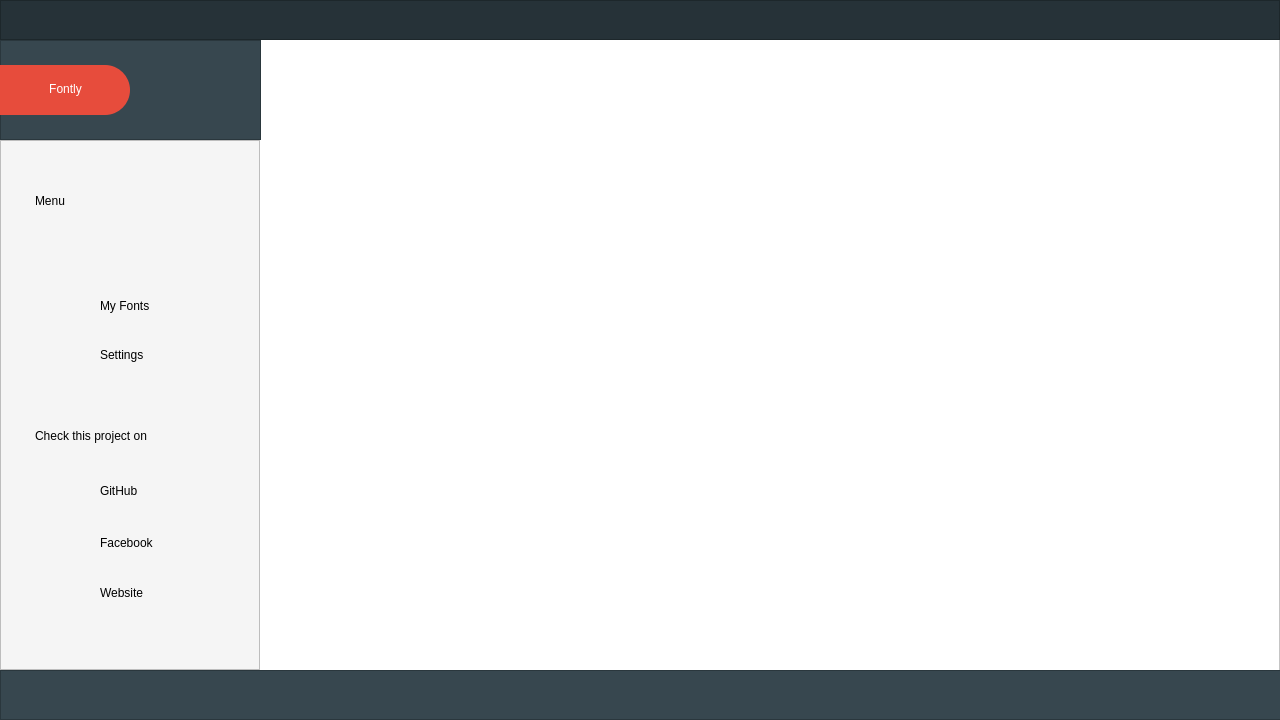
This is source/fontly.ui in letelete/Fontly as Qt 5 draws it before an edit. The edited form follows.
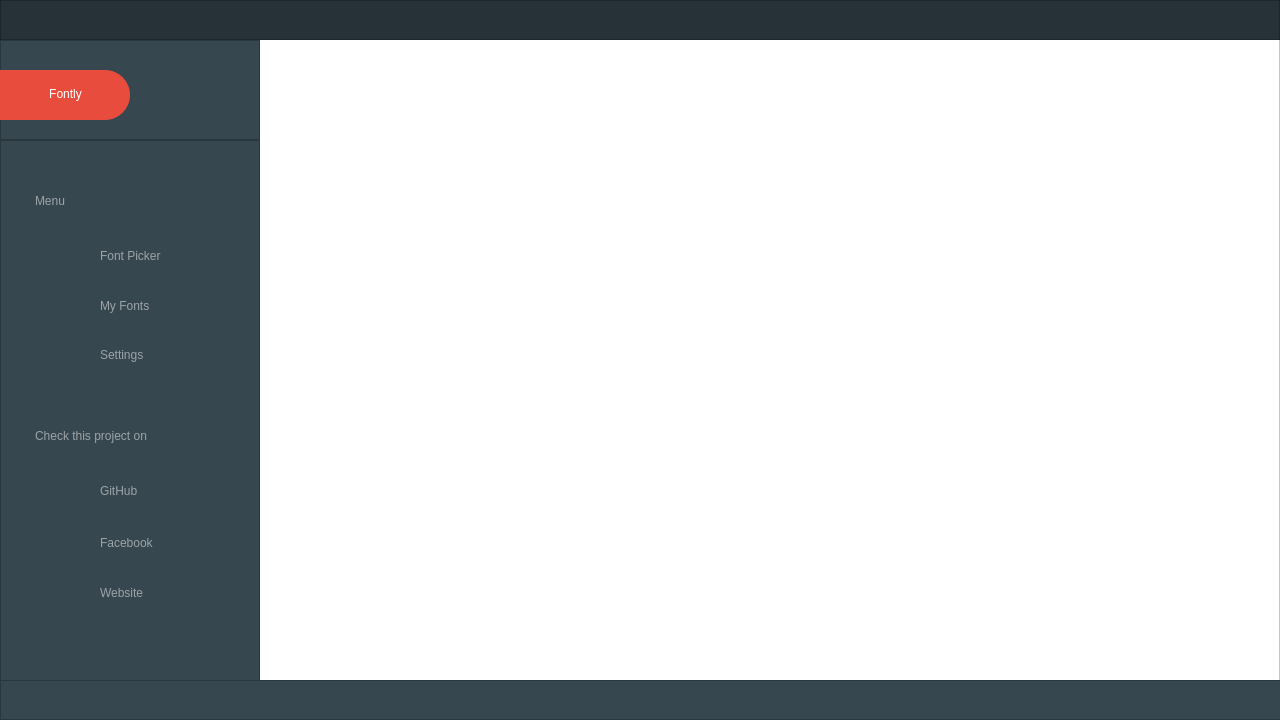
This is the edited form. Icons and pictures are not drawn.

Commit message: Changed the layout colors, added states icons, code improvements

```diff
--- a/source/fontly.ui
+++ b/source/fontly.ui
@@ -10,6 +10,9 @@
     <height>720</height>
    </rect>
   </property>
+  <property name="cursor">
+   <cursorShape>ArrowCursor</cursorShape>
+  </property>
   <property name="focusPolicy">
    <enum>Qt::StrongFocus</enum>
   </property>
@@ -23,19 +26,18 @@
 	font: 75 18pt &quot;Roboto&quot;;
 }
 /* text inputs */
-QLineEdit#fontApply, QLineEdit#search {
+QLineEdit#fontApply, QLineEdit#search{
 	font: 57 14pt &quot;Roboto&quot;;
 }
 /* sections */
 QLabel#menuLabel , QLabel#socialLabel {
-	font: 57 14pt &quot;Roboto Medium&quot;;
+	font: 57 13pt &quot;Roboto Medium&quot;;
 }
 /* subsections */
 QLabel#fontPickerLabel, QLabel#myFontsLabel, QLabel#settingsLabel, QFrame#githubLabel, QLabel#facebookLabel, QLabel#websiteLabel  {
-	font: 75 13pt &quot;Roboto Medium&quot;;
+	font: 75 13pt &quot;Roboto&quot;;
 }
 
-
 /* ICONS */
 QPushButton#close {
 	image: url(:/assets/icons/closeINNACTIVE.png);
@@ -87,20 +89,17 @@
 }
 /* main color: darker */
 QFrame#actionButtonsArea {
-	background-color: rgb(38, 50, 56);
+	background-color: #263238;
 }
 /* main color: lighter */
-QFrame#toolsArea, QFrame#bottomBorder {
-	background-color: rgb(55, 71, 79);
+QFrame#toolsArea, QFrame#bottomBorder, QFrame#leftPanelArea{
+	background-color: #37474f;
 }
 /* white */
 QTextEdit, QLineEdit, QListWidget#textScroll, QFrame#appBackgroundPanel{
 	background-color: rgb(255,255,255);
 }
-/* white but darkerr */
-QFrame#leftPanelArea {
-	background-color: rgb(245, 245, 245);
-}
+
 /* accent elements */
 QFrame#searchIconBackground, QFrame#appNameBackground{
 	background-color: #e74c3c;
@@ -112,32 +111,25 @@
 QLabel#fontlyLabel {
   color:  #fff;
 }
-/* white but darker */
-QLabel#fontPickerLabel {
-	color: rgb(245,245,245);
-}
-/* black 50% opacity */
-QLabel#menuLabel , QLabel#socialLabel {
-  color: rgba(0,0,0,.5);
-}
-/* black 35% opacity */
-QLabel#myFontsLabel, QLabel#settingsLabel, QFrame#githubLabel, QLabel#facebookLabel, QLabel#websiteLabel , QLabel#fontPickerLabel{
-  color: rgba(0,0,0,.35);
+
+/* white 50% opacity */
+QLabel#myFontsLabel, QLabel#settingsLabel, QFrame#githubLabel, QLabel#facebookLabel, QLabel#websiteLabel , QLabel#fontPickerLabel, QLabel#menuLabel , QLabel#socialLabel {
+  color: rgba(255, 255, 255, 0.5);
 }
 /* BORDER COLOR */
 
 /* transparent */
-QListView, QPushButton {
+QPushButton {
 	border: 1px solid rgba(0,0,0,0);
 }
 /* BORDER RADIUS */
 
 /* both sides */
-QLineEdit#fontApply {
+QLineEdit#fontApply, QFrame#sortPanel {
     border-radius: 20%;
 }
 /* right side */
-QFrame#searchIconBackground {
+QFrame#searchIconBackground, QPushButton#sortByDate{
 	border-top-right-radius: 20%;
 	border-bottom-right-radius: 20%;
 }
@@ -146,7 +138,7 @@
 	border-bottom-right-radius: 25%;
 }
 /* left side */
-QLineEdit#search {
+QLineEdit#search, QPushButton#sortByPopularity {
 	border-color:rgba(0,0,0,0);
 	border-top-left-radius: 20%;
 	border-bottom-left-radius: 20%;
@@ -169,10 +161,10 @@
 
 /* ON HOVER */
 QPushButton#fontPickerButton:hover, QPushButton#myFontsButton:hover, QPushButton#settingsButton:hover, QPushButton#githubButton:hover, QPushButton#facebookButton:hover, QPushButton#websiteButton:hover{
-	border-left: 8px solid rgb(38, 50, 56);
+	border-left: 2px solid rgba(255,255,255,0.5);
 }
 QPushButton#fontPickerButton:pressed, QPushButton#myFontsButton:pressed, QPushButton#settingsButton:pressed,QPushButton#githubButton:pressed, QPushButton#facebookButton:pressed, QPushButton#websiteButton:pressed {
-  border-left: 2px solid rgb(38, 50, 56);
+	border-left: 2px solid rgba(255,255,255,1);
 }
 QPushButton#close:hover {
 	image: url(:/assets/icons/close.png);
@@ -196,7 +188,8 @@
 
 QPushButton#minimize:pressed {
 	image: url(:/assets/icons/minimizeINNACTIVE.png);
-}</string>
+}
+</string>
   </property>
   <widget class="QFrame" name="leftPanelArea">
    <property name="geometry">
@@ -204,9 +197,12 @@
      <x>0</x>
      <y>140</y>
      <width>260</width>
-     <height>530</height>
+     <height>551</height>
     </rect>
    </property>
+   <property name="styleSheet">
+    <string notr="true">border-right: 1px sollid rgb(38, 50, 56);</string>
+   </property>
    <property name="frameShape">
     <enum>QFrame::StyledPanel</enum>
    </property>
@@ -603,13 +599,14 @@
    <property name="geometry">
     <rect>
      <x>0</x>
-     <y>670</y>
+     <y>680</y>
      <width>1281</width>
-     <height>50</height>
+     <height>40</height>
     </rect>
    </property>
    <property name="styleSheet">
-    <string notr="true">background-color: rgb(55, 71, 79);</string>
+    <string notr="true">background-color: #37474f;
+</string>
    </property>
    <property name="frameShape">
     <enum>QFrame::StyledPanel</enum>
@@ -687,45 +684,20 @@
     <rect>
      <x>0</x>
      <y>40</y>
-     <width>261</width>
+     <width>260</width>
      <height>100</height>
     </rect>
    </property>
+   <property name="styleSheet">
+    <string notr="true">border-bottom:  1px solid #263238;
+border-right: 1px sollid rgb(38, 50, 56);</string>
+   </property>
    <property name="frameShape">
     <enum>QFrame::StyledPanel</enum>
    </property>
    <property name="frameShadow">
     <enum>QFrame::Raised</enum>
    </property>
-   <widget class="QFrame" name="appNameBackground">
-    <property name="geometry">
-     <rect>
-      <x>0</x>
-      <y>25</y>
-      <width>130</width>
-      <height>50</height>
-     </rect>
-    </property>
-    <property name="frameShape">
-     <enum>QFrame::StyledPanel</enum>
-    </property>
-    <property name="frameShadow">
-     <enum>QFrame::Raised</enum>
-    </property>
-    <widget class="QLabel" name="fontlyLabel">
-     <property name="geometry">
-      <rect>
-       <x>0</x>
-       <y>4</y>
-       <width>131</width>
-       <height>41</height>
-      </rect>
-     </property>
-     <property name="text">
-      <string>&lt;html&gt;&lt;head/&gt;&lt;body&gt;&lt;p align=&quot;center&quot;&gt;Fontly&lt;/p&gt;&lt;/body&gt;&lt;/html&gt;</string>
-     </property>
-    </widget>
-   </widget>
   </widget>
   <widget class="QFrame" name="appBackgroundPanel">
    <property name="geometry">
@@ -763,7 +735,7 @@
       <x>260</x>
       <y>40</y>
       <width>1020</width>
-      <height>630</height>
+      <height>650</height>
      </rect>
     </property>
     <property name="currentIndex">
@@ -772,11 +744,41 @@
     <widget class="QWidget" name="welcomeWindow"/>
    </widget>
   </widget>
+  <widget class="QFrame" name="appNameBackground">
+   <property name="geometry">
+    <rect>
+     <x>0</x>
+     <y>70</y>
+     <width>130</width>
+     <height>50</height>
+    </rect>
+   </property>
+   <property name="frameShape">
+    <enum>QFrame::StyledPanel</enum>
+   </property>
+   <property name="frameShadow">
+    <enum>QFrame::Raised</enum>
+   </property>
+   <widget class="QLabel" name="fontlyLabel">
+    <property name="geometry">
+     <rect>
+      <x>0</x>
+      <y>4</y>
+      <width>131</width>
+      <height>41</height>
+     </rect>
+    </property>
+    <property name="text">
+     <string>&lt;html&gt;&lt;head/&gt;&lt;body&gt;&lt;p align=&quot;center&quot;&gt;Fontly&lt;/p&gt;&lt;/body&gt;&lt;/html&gt;</string>
+    </property>
+   </widget>
+  </widget>
   <zorder>appBackgroundPanel</zorder>
   <zorder>leftPanelArea</zorder>
   <zorder>bottomBorder</zorder>
   <zorder>actionButtonsArea</zorder>
   <zorder>toolsArea</zorder>
+  <zorder>appNameBackground</zorder>
  </widget>
  <layoutdefault spacing="6" margin="11"/>
  <resources/>
```
The commit also changes 10 other files.
